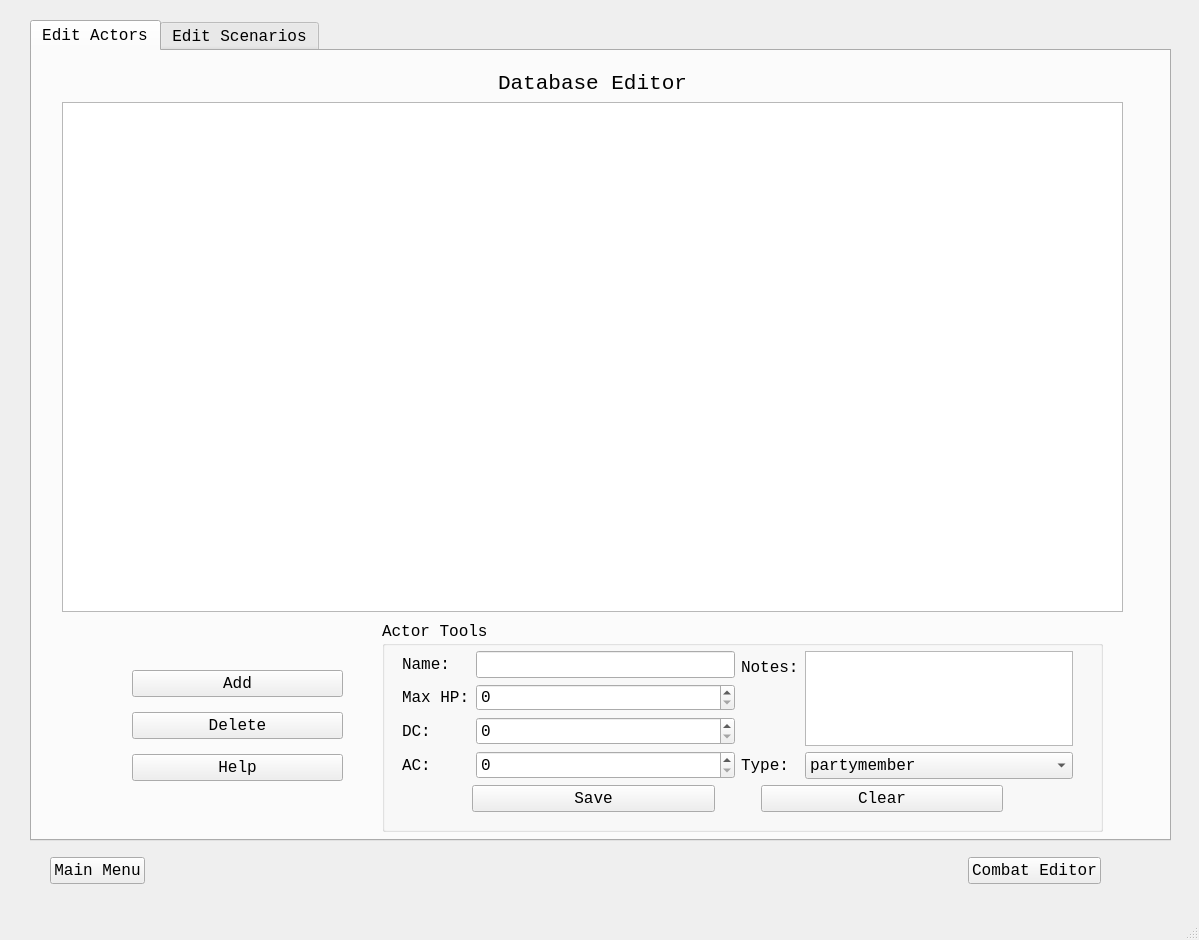
Above: Dnd-Combat-Tracker/mainwindow.ui from taintedbones/Dnd-Combat-Tracker before the change. Below: the same form after it.
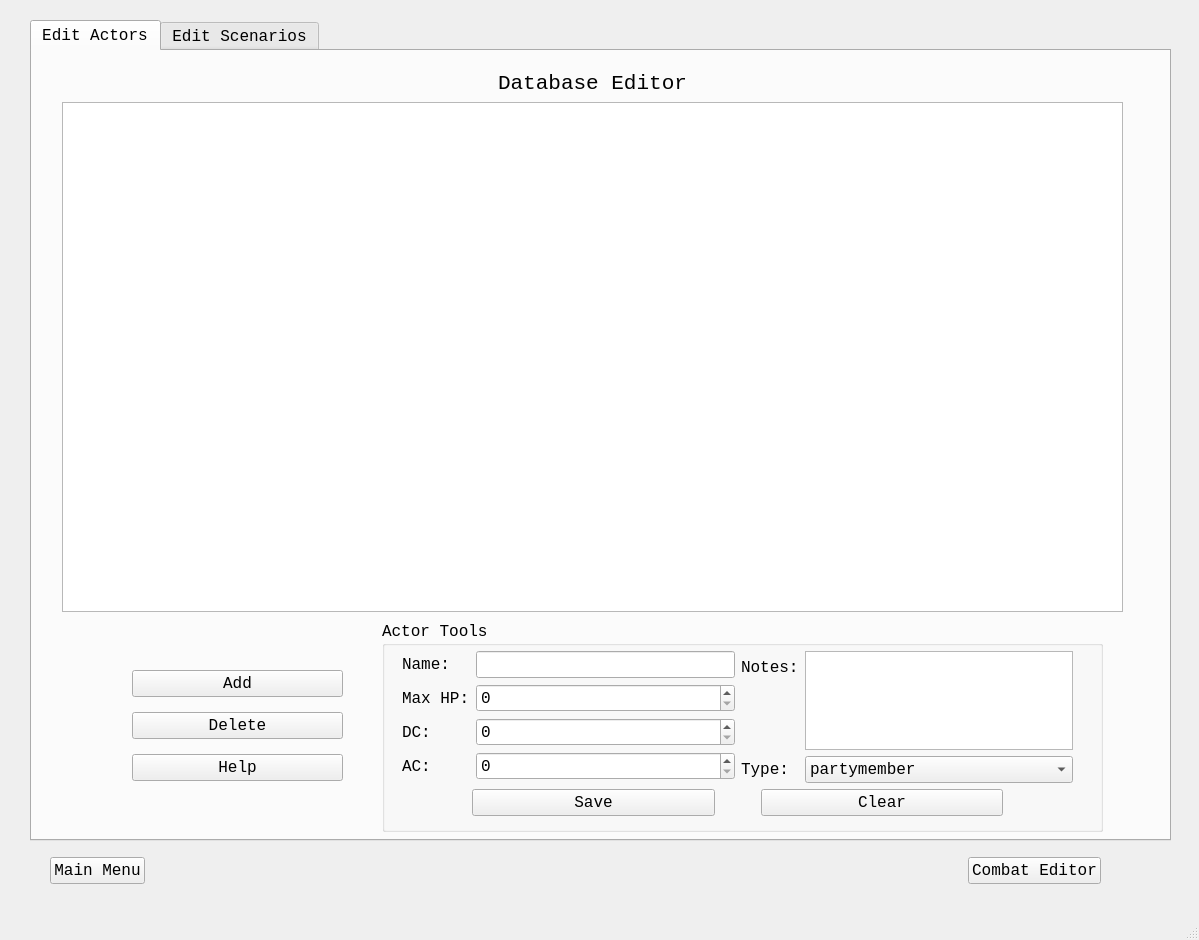
That is the form after the change.

Commit message: Morphed editActors textBrowser into textEdit

Patch:
```diff
--- a/Dnd-Combat-Tracker/mainwindow.ui
+++ b/Dnd-Combat-Tracker/mainwindow.ui
@@ -1009,7 +1009,7 @@
            <x>20</x>
            <y>30</y>
            <width>671</width>
-           <height>161</height>
+           <height>165</height>
           </rect>
          </property>
          <layout class="QVBoxLayout" name="editActorsContainer_verticalLayout">
@@ -1068,9 +1068,6 @@
                 </property>
                </widget>
               </item>
-              <item row="0" column="1">
-               <widget class="QTextBrowser" name="notes_editActors_textBrowser"/>
-              </item>
               <item row="1" column="0">
                <widget class="QLabel" name="type_editActors_label">
                 <property name="text">
@@ -1102,6 +1099,9 @@
                 </item>
                </widget>
               </item>
+              <item row="0" column="1">
+               <widget class="QTextEdit" name="notes_editActors_textEdit"/>
+              </item>
              </layout>
             </item>
            </layout>
```
